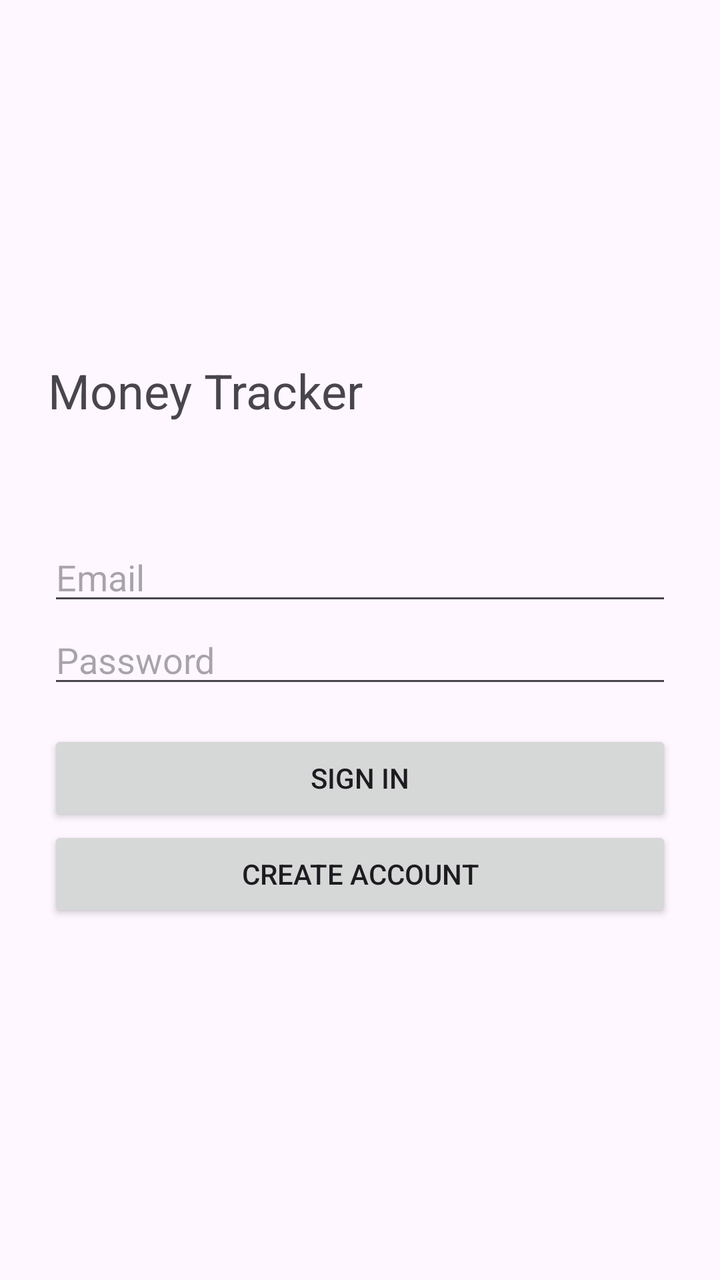
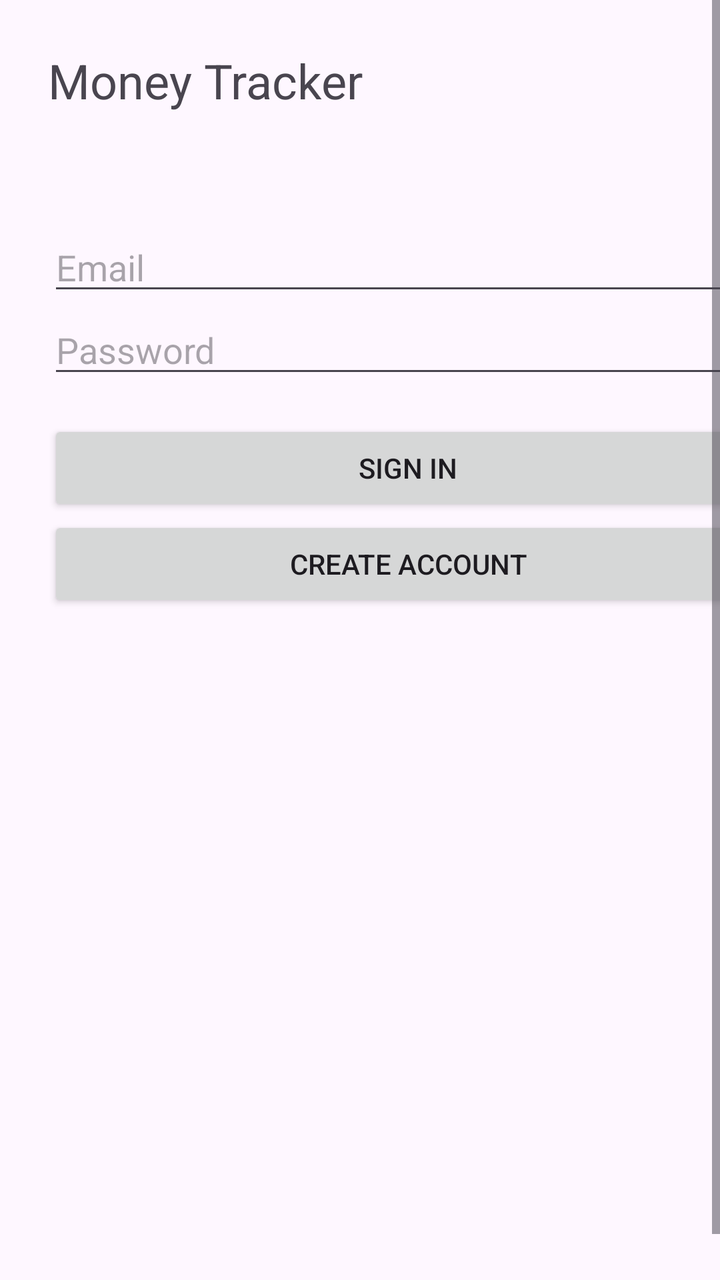

Before-and-after screenshots of an Android layout around one commit, followed by the original layout XML and the change that was made.
<!-- AndroidManifest.xml: application theme AppTheme -->
<!-- res/layout/fragment_home.xml -->
<?xml version="1.0" encoding="utf-8"?>
<androidx.constraintlayout.widget.ConstraintLayout xmlns:android="http://schemas.android.com/apk/res/android"
    xmlns:app="http://schemas.android.com/apk/res-auto"
    xmlns:tools="http://schemas.android.com/tools"
    android:layout_width="match_parent"
    android:layout_height="match_parent"
    tools:context=".ui.home.HomeFragment">

    <LinearLayout
        android:layout_width="match_parent"
        android:layout_height="wrap_content"
        android:layout_margin="24dp"
        android:orientation="vertical"
        app:layout_constraintBottom_toBottomOf="parent"
        app:layout_constraintEnd_toEndOf="parent"
        app:layout_constraintStart_toStartOf="parent"
        app:layout_constraintTop_toTopOf="parent">

        <TextView
            android:id="@+id/title_home"
            android:layout_width="match_parent"
            android:layout_height="wrap_content"
            android:text="@string/auth_title"
            android:textAlignment="center"
            android:textSize="24sp" />

        <TextView
            android:id="@+id/status_home"
            android:layout_width="match_parent"
            android:layout_height="wrap_content"
            android:layout_marginTop="12dp"
            android:textAlignment="center" />

        <EditText
            android:id="@+id/email_input"
            android:layout_width="match_parent"
            android:layout_height="wrap_content"
            android:layout_marginTop="24dp"
            android:hint="@string/email"
            android:inputType="textEmailAddress" />

        <EditText
            android:id="@+id/password_input"
            android:layout_width="match_parent"
            android:layout_height="wrap_content"
            android:hint="@string/password"
            android:inputType="textPassword" />

        <Button
            android:id="@+id/auth_button"
            android:layout_width="match_parent"
            android:layout_height="wrap_content"
            android:layout_marginTop="16dp"
            android:text="@string/sign_in" />

        <Button
            android:id="@+id/toggle_auth_button"
            android:layout_width="match_parent"
            android:layout_height="wrap_content"
            android:text="@string/create_account" />

        <Button
            android:id="@+id/sign_out_button"
            android:layout_width="match_parent"
            android:layout_height="wrap_content"
            android:text="@string/sign_out"
            android:visibility="gone" />

        <LinearLayout
            android:id="@+id/workspace_section"
            android:layout_width="match_parent"
            android:layout_height="wrap_content"
            android:layout_marginTop="24dp"
            android:orientation="vertical"
            android:visibility="gone">

            <TextView
                android:id="@+id/workspace_list"
                android:layout_width="match_parent"
                android:layout_height="wrap_content"
                android:textSize="18sp" />

            <EditText
                android:id="@+id/workspace_name_input"
                android:layout_width="match_parent"
                android:layout_height="wrap_content"
                android:hint="@string/workspace_name" />

            <Spinner
                android:id="@+id/workspace_type_spinner"
                android:layout_width="match_parent"
                android:layout_height="wrap_content"
                android:entries="@array/workspace_types" />

            <Button
                android:id="@+id/create_workspace_button"
                android:layout_width="match_parent"
                android:layout_height="wrap_content"
                android:text="@string/create_workspace" />
        </LinearLayout>

        <LinearLayout
            android:id="@+id/account_section"
            android:layout_width="match_parent"
            android:layout_height="wrap_content"
            android:layout_marginTop="24dp"
            android:orientation="vertical"
            android:visibility="gone">

            <TextView
                android:id="@+id/dashboard_total_cash_label"
                android:layout_width="match_parent"
                android:layout_height="wrap_content"
                android:text="@string/dashboard_total_cash"
                android:textStyle="bold" />

            <TextView
                android:id="@+id/dashboard_total_cash_value"
                android:layout_width="match_parent"
                android:layout_height="wrap_content"
                android:layout_marginBottom="8dp"
                android:textSize="18sp" />

            <TextView
                android:id="@+id/dashboard_total_debts_label"
                android:layout_width="match_parent"
                android:layout_height="wrap_content"
                android:text="@string/dashboard_total_debts"
                android:textStyle="bold" />

            <TextView
                android:id="@+id/dashboard_total_debts_value"
                android:layout_width="match_parent"
                android:layout_height="wrap_content"
                android:layout_marginBottom="8dp"
                android:textSize="18sp" />

            <TextView
                android:id="@+id/dashboard_net_worth_label"
                android:layout_width="match_parent"
                android:layout_height="wrap_content"
                android:text="@string/dashboard_net_worth"
                android:textStyle="bold" />

            <TextView
                android:id="@+id/dashboard_net_worth_value"
                android:layout_width="match_parent"
                android:layout_height="wrap_content"
                android:layout_marginBottom="12dp"
                android:textSize="18sp" />

            <TextView
                android:id="@+id/dashboard_total_expenses_label"
                android:layout_width="match_parent"
                android:layout_height="wrap_content"
                android:text="@string/dashboard_total_expenses"
                android:textStyle="bold" />

            <TextView
                android:id="@+id/dashboard_total_expenses_value"
                android:layout_width="match_parent"
                android:layout_height="wrap_content"
                android:layout_marginBottom="8dp"
                android:textSize="18sp" />

            <TextView
                android:id="@+id/dashboard_cash_flow_label"
                android:layout_width="match_parent"
                android:layout_height="wrap_content"
                android:text="@string/dashboard_cash_flow"
                android:textStyle="bold" />

            <TextView
                android:id="@+id/dashboard_cash_flow_value"
                android:layout_width="match_parent"
                android:layout_height="wrap_content"
                android:layout_marginBottom="12dp"
                android:textSize="18sp" />

            <TextView
                android:id="@+id/account_list"
                android:layout_width="match_parent"
                android:layout_height="wrap_content"
                android:textSize="18sp" />

            <EditText
                android:id="@+id/account_name_input"
                android:layout_width="match_parent"
                android:layout_height="wrap_content"
                android:hint="@string/account_name" />

            <Spinner
                android:id="@+id/account_type_spinner"
                android:layout_width="match_parent"
                android:layout_height="wrap_content"
                android:entries="@array/account_types" />

            <EditText
                android:id="@+id/account_balance_input"
                android:layout_width="match_parent"
                android:layout_height="wrap_content"
                android:hint="@string/starting_balance"
                android:inputType="numberDecimal" />

            <Button
                android:id="@+id/create_account_button"
                android:layout_width="match_parent"
                android:layout_height="wrap_content"
                android:text="@string/create_account_button" />
        </LinearLayout>
    </LinearLayout>
</androidx.constraintlayout.widget.ConstraintLayout>
<!-- resources referenced by this layout -->
<resources>
  <string-array name="account_types">
          <item>Cash</item>
          <item>GCash</item>
          <item>Bank Account</item>
          <item>Shared Wallet</item>
          <item>Petty Cash</item>
      </string-array>
  <string-array name="workspace_types">
          <item>Personal</item>
          <item>Family</item>
          <item>Business</item>
      </string-array>
  <string name="account_name">Account name</string>
  <string name="auth_title">Money Tracker</string>
  <string name="create_account">Create account</string>
  <string name="create_account_button">Create financial account</string>
  <string name="create_workspace">Create workspace</string>
  <string name="dashboard_cash_flow">Cash Flow</string>
  <string name="dashboard_net_worth">Net Worth</string>
  <string name="dashboard_total_cash">Total Cash</string>
  <string name="dashboard_total_debts">Total Debts</string>
  <string name="dashboard_total_expenses">Total Expenses</string>
  <string name="email">Email</string>
  <string name="password">Password</string>
  <string name="sign_in">Sign in</string>
  <string name="sign_out">Sign out</string>
  <string name="starting_balance">Starting balance (PHP)</string>
  <string name="workspace_name">Workspace name</string>
  <style name="AppTheme" parent="Base.AppTheme" />
  <style name="Base.AppTheme" parent="Theme.Material3.DayNight.NoActionBar">
      
      
    </style>
</resources>

<!-- the commit's change to res/layout/fragment_home.xml (unified diff, before → after) -->
@@ -1,20 +1,17 @@
 <?xml version="1.0" encoding="utf-8"?>
-<androidx.constraintlayout.widget.ConstraintLayout xmlns:android="http://schemas.android.com/apk/res/android"
+<ScrollView xmlns:android="http://schemas.android.com/apk/res/android"
     xmlns:app="http://schemas.android.com/apk/res-auto"
     xmlns:tools="http://schemas.android.com/tools"
     android:layout_width="match_parent"
     android:layout_height="match_parent"
+    android:fillViewport="true"
     tools:context=".ui.home.HomeFragment">
 
     <LinearLayout
         android:layout_width="match_parent"
         android:layout_height="wrap_content"
         android:layout_margin="24dp"
-        android:orientation="vertical"
-        app:layout_constraintBottom_toBottomOf="parent"
-        app:layout_constraintEnd_toEndOf="parent"
-        app:layout_constraintStart_toStartOf="parent"
-        app:layout_constraintTop_toTopOf="parent">
+        android:orientation="vertical">
 
         <TextView
             android:id="@+id/title_home"
@@ -209,4 +206,4 @@
                 android:text="@string/create_account_button" />
         </LinearLayout>
     </LinearLayout>
-</androidx.constraintlayout.widget.ConstraintLayout>
+</ScrollView>
